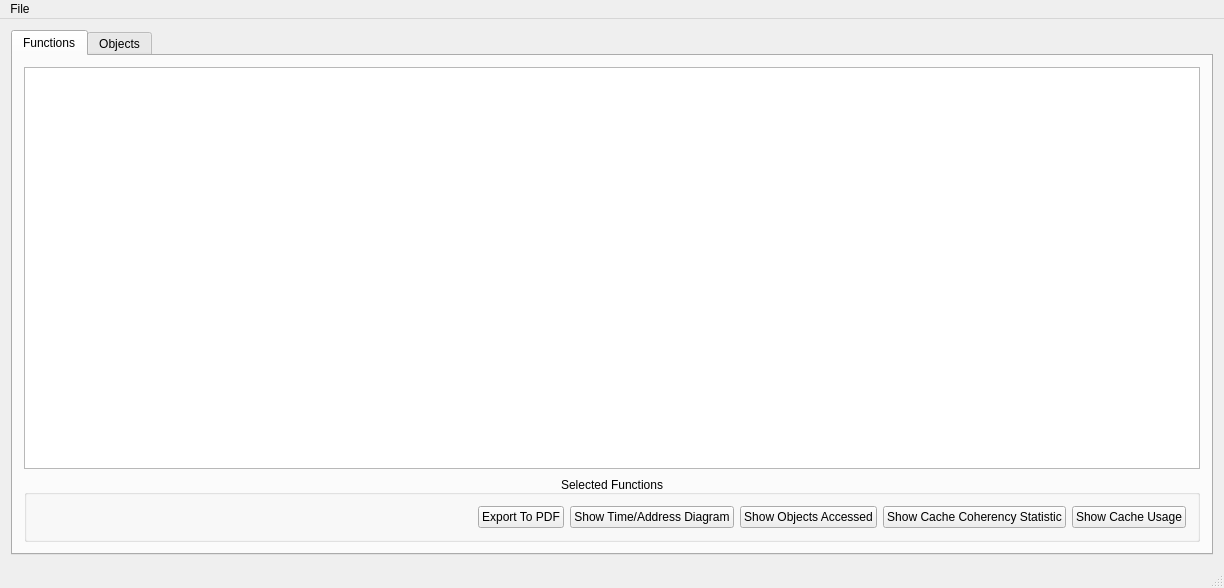
Qt form viewer/analysismain.ui (helchr/perfMemPlus) before a commit.
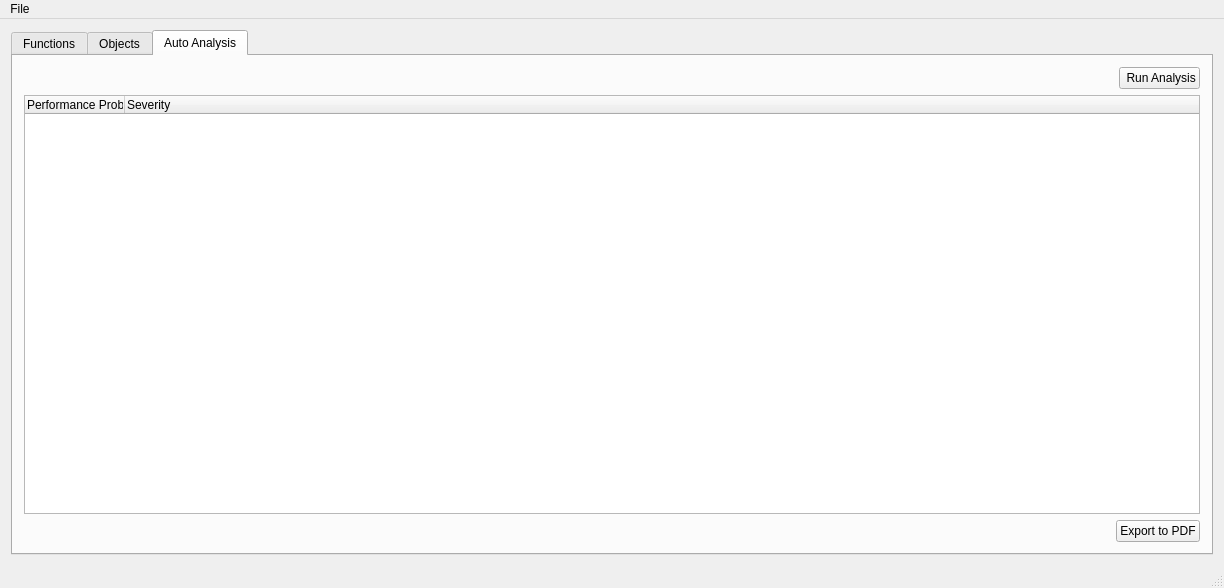
The same form after that commit.

Patch:
```diff
--- a/viewer/analysismain.ui
+++ b/viewer/analysismain.ui
@@ -39,7 +39,7 @@
        <bool>true</bool>
       </property>
       <property name="currentIndex">
-       <number>0</number>
+       <number>2</number>
       </property>
       <widget class="QWidget" name="functionsTab">
        <attribute name="title">
@@ -315,6 +315,75 @@
         </item>
        </layout>
       </widget>
+      <widget class="QWidget" name="autoTab">
+       <attribute name="title">
+        <string>Auto Analysis</string>
+       </attribute>
+       <layout class="QVBoxLayout" name="verticalLayout_2">
+        <item>
+         <layout class="QHBoxLayout" name="horizontalLayout_3">
+          <item>
+           <spacer name="horizontalSpacer_4">
+            <property name="orientation">
+             <enum>Qt::Horizontal</enum>
+            </property>
+            <property name="sizeHint" stdset="0">
+             <size>
+              <width>40</width>
+              <height>20</height>
+             </size>
+            </property>
+           </spacer>
+          </item>
+          <item>
+           <widget class="QPushButton" name="runPushButton">
+            <property name="text">
+             <string> Run Analysis</string>
+            </property>
+           </widget>
+          </item>
+         </layout>
+        </item>
+        <item>
+         <widget class="QTreeWidget" name="autoAnalysisResultsTreeWidget">
+          <column>
+           <property name="text">
+            <string notr="true">Performance Problems</string>
+           </property>
+          </column>
+          <column>
+           <property name="text">
+            <string>Severity</string>
+           </property>
+          </column>
+         </widget>
+        </item>
+        <item>
+         <layout class="QHBoxLayout" name="horizontalLayout_4">
+          <item>
+           <spacer name="horizontalSpacer_5">
+            <property name="orientation">
+             <enum>Qt::Horizontal</enum>
+            </property>
+            <property name="sizeHint" stdset="0">
+             <size>
+              <width>40</width>
+              <height>20</height>
+             </size>
+            </property>
+           </spacer>
+          </item>
+          <item>
+           <widget class="QPushButton" name="exportToPdfPushButton_3">
+            <property name="text">
+             <string>Export to PDF</string>
+            </property>
+           </widget>
+          </item>
+         </layout>
+        </item>
+       </layout>
+      </widget>
      </widget>
     </item>
    </layout>
```
Left out of the diff: 6 changed lines with no effect on the pictures.
